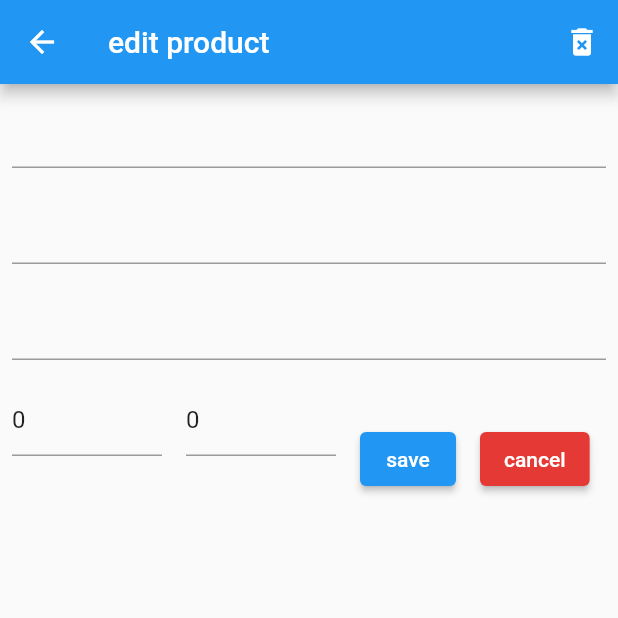
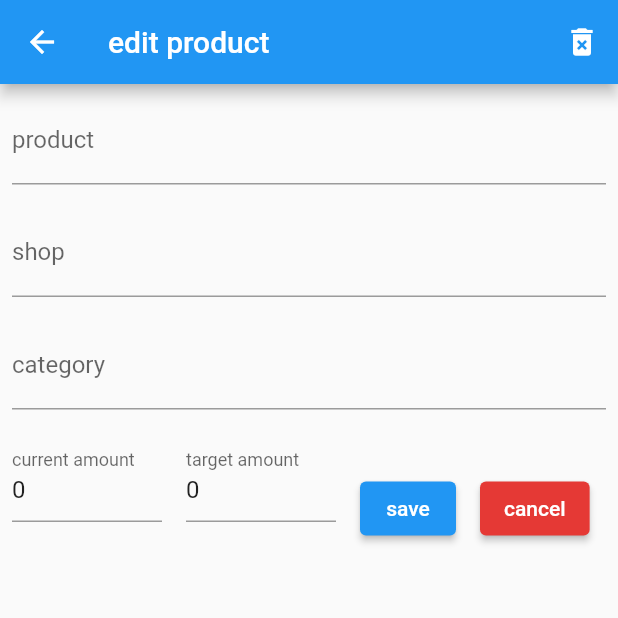
Before and after one commit to BerentM/zakupy-frontend, a Flutter app: the ProductListEditView screen opened directly with empty values, on a phone screen of 412 x 824 dp, the top half of it. Run offline on Flutter 3.47's test engine with Material 2 defaults, Android fonts, the phone set to English and light mode, and no system bars; our stand-ins replace bloc, equatable, flutter_bloc, flutter_secure_storage, logger; accounts and stored records are empty; generated files the repository leaves out were written again.

Commit message:
feat: added back edit view field labels

```diff
--- a/lib/view/product_list/widgets/edit_product_view.dart
+++ b/lib/view/product_list/widgets/edit_product_view.dart
@@ -57,19 +57,24 @@ class _ProductListEditViewState extends State<ProductListEditView> {
         children: [
           TextInput(
             textController: productController,
+            label: AppLocalizations.of(context)!.product,
           ),
           TextInput(
             textController: sourceController,
+            label: AppLocalizations.of(context)!.shop,
           ),
           TextInput(
             textController: categoryController,
+            label: AppLocalizations.of(context)!.category,
           ),
           Row(children: [
             NumberInput(
               textController: currentAmountController,
+              label: AppLocalizations.of(context)!.current_amount,
             ),
             NumberInput(
               textController: targetAmountController,
+              label: AppLocalizations.of(context)!.target_amount,
             ),
             _SaveButton(
               id: productData.id!,
```
